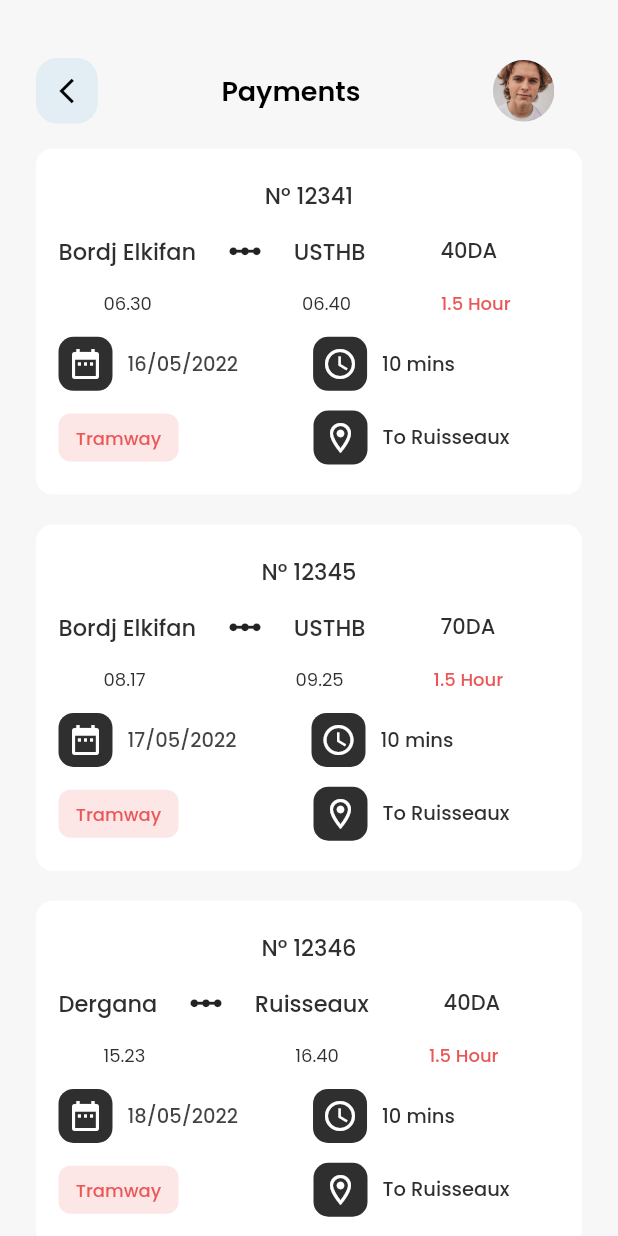
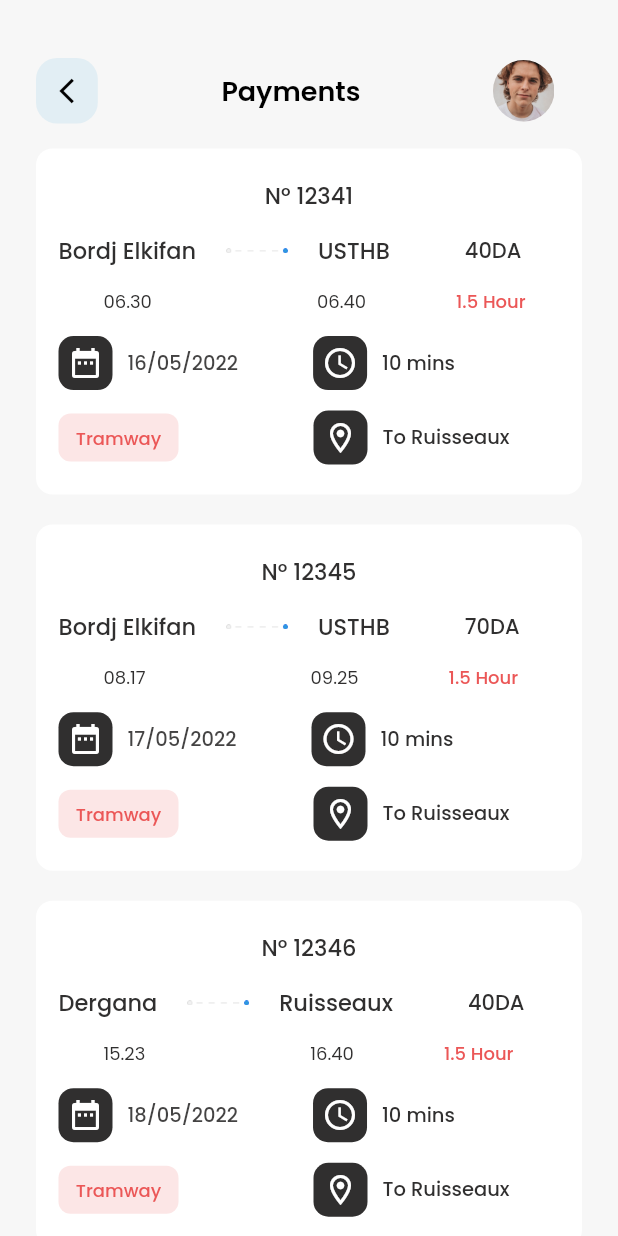
Before and after one commit to abdelghafourbk/PFE_V1, a Flutter app: the History screen opened directly, on a phone screen of 412 x 824 dp. Run offline on Flutter 3.47's test engine with Material 2 defaults, Android fonts, the phone set to English and light mode, and no system bars; our stand-ins replace email_validator, flutter_neumorphic.

Commit message:
fixed payments cards

```diff
--- a/lib/History.dart
+++ b/lib/History.dart
@@ -162,9 +162,9 @@ class _HistoryState extends State<History> {
                                       const SizedBox(
                                         width: 20.0,
                                       ),
-                                      const Icon(
-                                        Icons.linear_scale_outlined,
-                                        size: 25.0,
+                                      Image.asset(
+                                        'images/Line between stations.png',
+                                        width: width * 0.1,
                                       ),
                                       const SizedBox(
                                         width: 20.0,
@@ -206,7 +206,7 @@ class _HistoryState extends State<History> {
                                         ),
                                       ),
                                       const SizedBox(
-                                        width: 100.0,
+                                        width: 110.0,
                                       ),
                                       Text(
                                         Payments[index]['Time2'],
```
Also changed, not shown: images/Line between stations.png (added).
